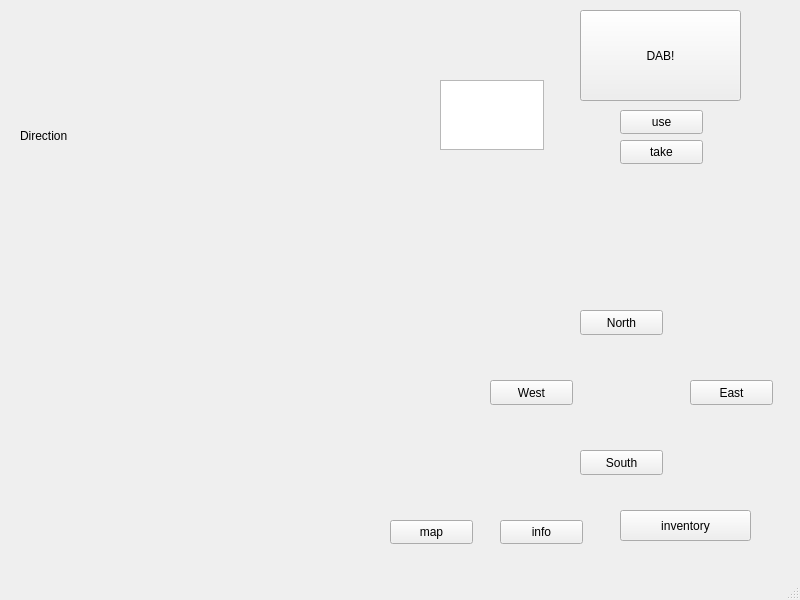
The window that FinalVersionZork/ZorkProject/mainwindow.ui (wjohn564/Zork-Project) describes before a commit, drawn with Qt 5.
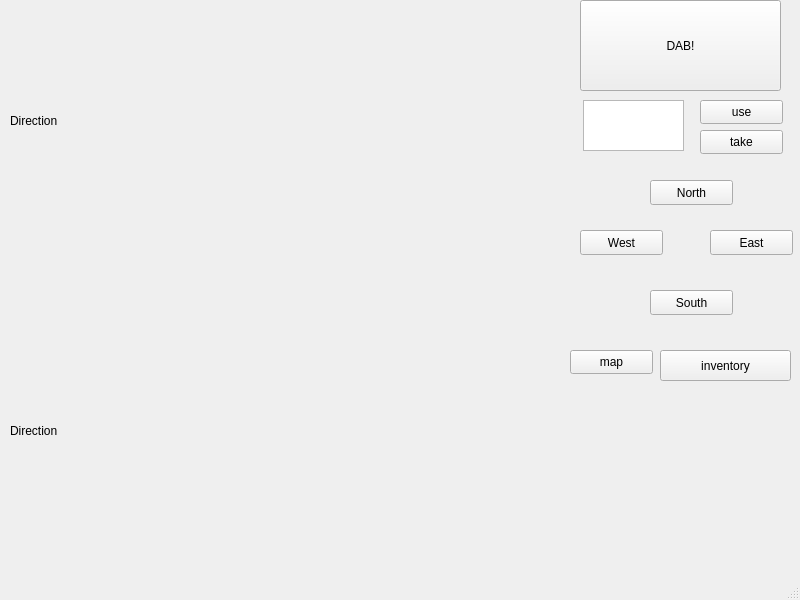
The same window after the commit.

```diff
--- a/FinalVersionZork/ZorkProject/mainwindow.ui
+++ b/FinalVersionZork/ZorkProject/mainwindow.ui
@@ -17,8 +17,8 @@
    <widget class="QPushButton" name="pushButton">
     <property name="geometry">
      <rect>
-      <x>580</x>
-      <y>310</y>
+      <x>650</x>
+      <y>180</y>
       <width>83</width>
       <height>25</height>
      </rect>
@@ -30,8 +30,8 @@
    <widget class="QPushButton" name="pushButton_2">
     <property name="geometry">
      <rect>
-      <x>690</x>
-      <y>380</y>
+      <x>710</x>
+      <y>230</y>
       <width>83</width>
       <height>25</height>
      </rect>
@@ -43,8 +43,8 @@
    <widget class="QPushButton" name="pushButton_3">
     <property name="geometry">
      <rect>
-      <x>490</x>
-      <y>380</y>
+      <x>580</x>
+      <y>230</y>
       <width>83</width>
       <height>25</height>
      </rect>
@@ -56,8 +56,8 @@
    <widget class="QPushButton" name="pushButton_4">
     <property name="geometry">
      <rect>
-      <x>580</x>
-      <y>450</y>
+      <x>650</x>
+      <y>290</y>
       <width>83</width>
       <height>25</height>
      </rect>
@@ -82,9 +82,9 @@
    <widget class="QLabel" name="DirectionLabel">
     <property name="geometry">
      <rect>
-      <x>20</x>
-      <y>25</y>
-      <width>591</width>
+      <x>10</x>
+      <y>320</y>
+      <width>471</width>
       <height>221</height>
      </rect>
     </property>
@@ -95,18 +95,18 @@
    <widget class="QPlainTextEdit" name="useBox">
     <property name="geometry">
      <rect>
-      <x>440</x>
-      <y>80</y>
-      <width>104</width>
-      <height>70</height>
+      <x>583</x>
+      <y>100</y>
+      <width>101</width>
+      <height>51</height>
      </rect>
     </property>
    </widget>
    <widget class="QPushButton" name="pushButton_5">
     <property name="geometry">
      <rect>
-      <x>620</x>
-      <y>110</y>
+      <x>700</x>
+      <y>100</y>
       <width>83</width>
       <height>24</height>
      </rect>
@@ -118,8 +118,8 @@
    <widget class="QPushButton" name="pushButton_6">
     <property name="geometry">
      <rect>
-      <x>620</x>
-      <y>140</y>
+      <x>700</x>
+      <y>130</y>
       <width>83</width>
       <height>24</height>
      </rect>
@@ -132,8 +132,8 @@
     <property name="geometry">
      <rect>
       <x>580</x>
-      <y>10</y>
-      <width>161</width>
+      <y>0</y>
+      <width>201</width>
       <height>91</height>
      </rect>
     </property>
@@ -144,8 +144,8 @@
    <widget class="QPushButton" name="pushButton_8">
     <property name="geometry">
      <rect>
-      <x>390</x>
-      <y>520</y>
+      <x>570</x>
+      <y>350</y>
       <width>83</width>
       <height>24</height>
      </rect>
@@ -154,24 +154,11 @@
      <string>map</string>
     </property>
    </widget>
-   <widget class="QPushButton" name="pushButton_9">
-    <property name="geometry">
-     <rect>
-      <x>500</x>
-      <y>520</y>
-      <width>83</width>
-      <height>24</height>
-     </rect>
-    </property>
-    <property name="text">
-     <string>info</string>
-    </property>
-   </widget>
    <widget class="QPushButton" name="pushButton_10">
     <property name="geometry">
      <rect>
-      <x>620</x>
-      <y>510</y>
+      <x>660</x>
+      <y>350</y>
       <width>131</width>
       <height>31</height>
      </rect>
@@ -180,6 +167,19 @@
      <string>inventory</string>
     </property>
    </widget>
+   <widget class="QLabel" name="main">
+    <property name="geometry">
+     <rect>
+      <x>10</x>
+      <y>10</y>
+      <width>421</width>
+      <height>221</height>
+     </rect>
+    </property>
+    <property name="text">
+     <string>Direction</string>
+    </property>
+   </widget>
   </widget>
   <widget class="QMenuBar" name="menubar">
    <property name="geometry">
```
